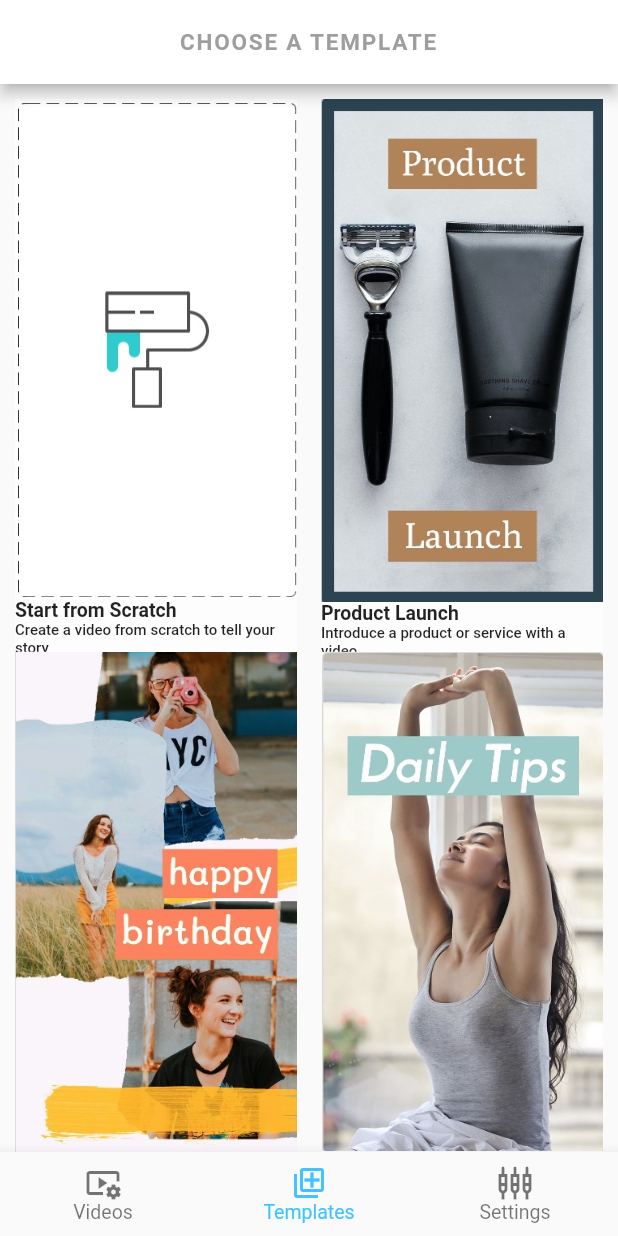
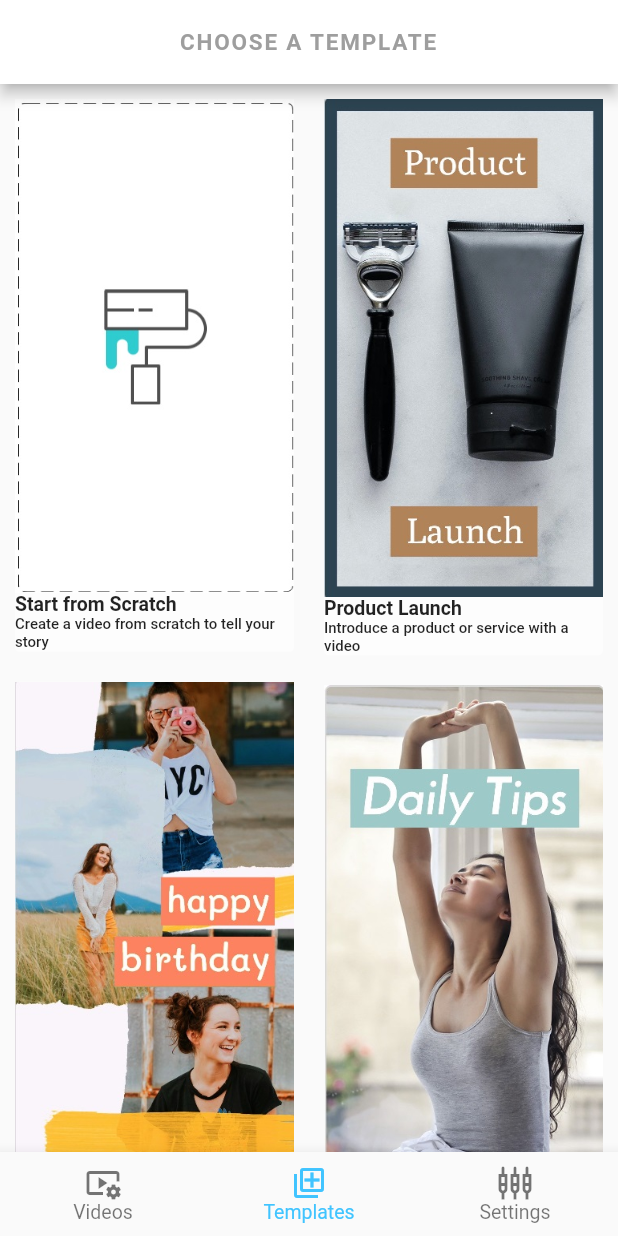
Before and after one commit to krittysvarghese/Demo-Weva-App, a Flutter app: the screen it shows once a user with an empty profile is signed in, on a phone screen of 412 x 824 dp. Run offline on Flutter 3.47's test engine with Material 2 defaults, Android fonts, the phone set to English and light mode, and no system bars; our stand-ins replace firebase_auth, firebase_core, flutter_signin_button, google_sign_in; accounts and stored records are empty.

Commit message:
Modify Templates screen

```diff
--- a/assets/templates.json
+++ b/assets/templates.json
@@ -12,13 +12,13 @@
         },
         {
             "image":"assets/images/image3.jpeg",
-            "name":"test",
-            "description":"asdasdsadsadsa"
+            "name":"Happy Birthday",
+            "description":"Wish Happy Birthday with a video"
         },
         {
             "image":"assets/images/image4.jpeg",
-            "name":"test",
-            "description":"asdasdsadsadsa"
+            "name":"Dialy Tips",
+            "description":"Provide daily tips now with a video"
         },
         {
             "image":"assets/images/image5.jpeg",
@@ -26,7 +26,7 @@
             "description":"asdasdsadsadsa"
         },
         {
-            "image":"assets/images/image6.jpg",
+            "image":"assets/images/image6.jpeg",
             "name":"test",
             "description":"asdasdsadsadsa"
         },
--- a/lib/screens/templates_screen.dart
+++ b/lib/screens/templates_screen.dart
@@ -67,22 +67,27 @@ class _TemplatesScreenState extends State<TemplatesScreen> {
   }
 }
 
-GridView _albumGridView(String data, BuildContext context) {
+StaggeredGridView _albumGridView(String data, BuildContext context) {
   var size = MediaQuery.of(context).size;
 
   /*24 is for notification bar on Android*/
-  final double itemHeight = (size.height - kToolbarHeight - 24) / 2;
+  final double itemHeight = (size.height - kToolbarHeight) / 1;
+  //final double itemHeight = (size.height - kToolbarHeight - 24) / 2;
   final double itemWidth = size.width / 2;
 
   var list = jsonDecode(data)['templates'] as List;
   List<Template> templatesList = list.map((templates) => Template.fromJson(templates)).toList();
-  return GridView.builder(
-    gridDelegate: SliverGridDelegateWithFixedCrossAxisCount(crossAxisCount: 2, childAspectRatio: (itemWidth / itemHeight),),
+  return StaggeredGridView.countBuilder(
+    crossAxisCount: 4,
     itemCount: list.length,
     padding: EdgeInsets.all(2.0),
     itemBuilder: (BuildContext context, int index) {
       return _tile(templatesList[index].name, templatesList[index].description, templatesList[index].image);
     },
+    staggeredTileBuilder: (_) => StaggeredTile.fit(2),
+    mainAxisSpacing: 4.0,
+    crossAxisSpacing: 4.0,
+
   );
 }
 
```
Also changed, not shown: assets/images/image10.jpeg (added), assets/images/image5.jpeg (added), assets/images/image6.jpeg (added), assets/images/image7.jpeg (added), assets/images/image8.jpeg (added), assets/images/image9.jpeg (added).
